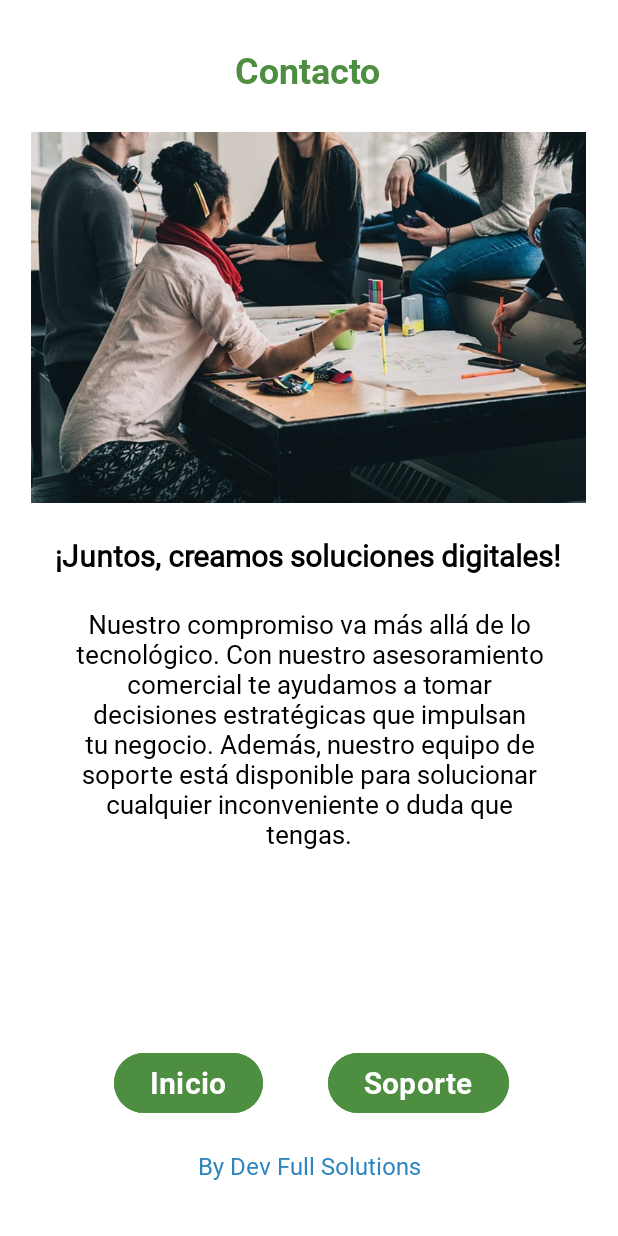
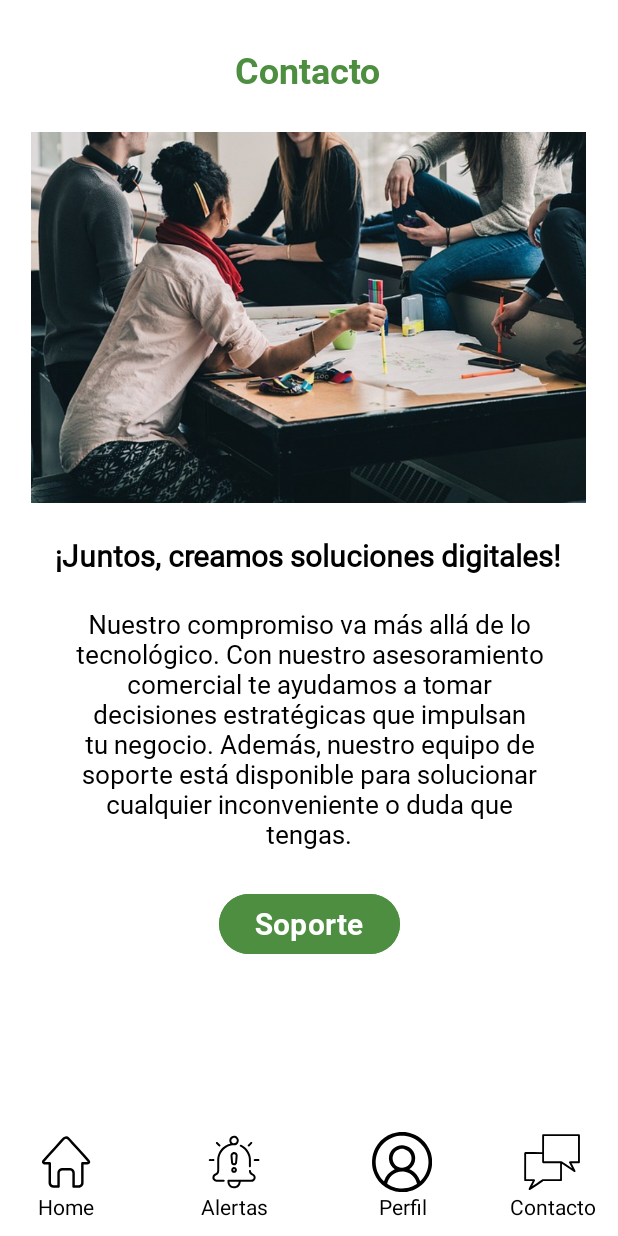
Before and after one commit to Dev-Full-Solutions/AnalizArApp, an Android app: the ContactoActivity screen opened directly, with no data from a screen before it, on a phone screen of 412 x 824 dp. Run offline under Robolectric (Android 15) with nearby library versions, the phone set to English and light mode, and no system bars; Roboto replaces fonts that are not available here.

Commit message:
Corrijo visualmente activity contacto y agrego menu para navegabilidad

```diff
--- a/app/src/main/java/com/dpozzo68/analizarapp/ContactoActivity.java
+++ b/app/src/main/java/com/dpozzo68/analizarapp/ContactoActivity.java
@@ -6,6 +6,7 @@ import android.content.Intent;
 import android.os.Bundle;
 import android.view.View;
 import android.widget.Button;
+import android.widget.ImageView;
 
 public class ContactoActivity extends AppCompatActivity {
     Button btnInicio;
@@ -16,14 +17,41 @@ public class ContactoActivity extends AppCompatActivity {
         super.onCreate(savedInstanceState);
         setContentView(R.layout.activity_contacto);
 
-        btnInicio = findViewById(R.id.button4);
-        btnInicio.setOnClickListener(new View.OnClickListener() {
-            @Override
-            public void onClick(View view) {
-                Intent intent = new Intent(ContactoActivity.this, MisConsumos.class);
-                startActivity(intent);
-            }
-        });
+//        btnInicio = findViewById(R.id.button4);
+//        btnInicio.setOnClickListener(new View.OnClickListener() {
+//            @Override
+//            public void onClick(View view) {
+//                Intent intent = new Intent(ContactoActivity.this, MisConsumos.class);
+//                startActivity(intent);
+//            }
+//        });
     }
     // Código para volver a la activity Main.
+    public void irConsumos(View view) {
+        ImageView imagen = findViewById(R.id.imagen_home);
+        imagen.setClickable(true);
+        Intent intent = new Intent(this, MisConsumos.class);
+        startActivity(intent);
+    }
+
+    public void irAlarmas(View view) {
+        ImageView imagen = findViewById(R.id.imagen_alerta);
+        imagen.setClickable(true);
+        Intent intent = new Intent(this, MisAlarmas1.class);
+        startActivity(intent);
+    }
+
+    public void irPerfil(View view) {
+        ImageView imagen = findViewById(R.id.imagen_perfil);
+        imagen.setClickable(true);
+        Intent intent = new Intent(this, Mi_Cuenta.class);
+        startActivity(intent);
+    }
+
+    public void irContacto(View view) {
+        ImageView imagen = findViewById(R.id.imagen_contacto);
+        imagen.setClickable(true);
+        Intent intent = new Intent(this, ContactoActivity.class);
+        startActivity(intent);
+    }
 }
--- a/app/src/main/res/layout/activity_contacto.xml
+++ b/app/src/main/res/layout/activity_contacto.xml
@@ -53,44 +53,15 @@
         android:id="@+id/button2"
         android:layout_width="wrap_content"
         android:layout_height="wrap_content"
-        android:layout_marginBottom="20dp"
+        android:layout_marginTop="24dp"
+        android:backgroundTint="@color/verde_oscuro"
+        android:fontFamily="@font/robotobold"
         android:text="@string/btn_soporte"
-        android:fontFamily="@font/robotobold"
+        android:textColor="@color/white"
         android:textSize="20dp"
-        android:textColor="@color/white"
-        android:backgroundTint="@color/verde_oscuro"
-        app:layout_constraintBottom_toTopOf="@+id/textView3"
         app:layout_constraintEnd_toEndOf="parent"
-        app:layout_constraintHorizontal_bias="0.75"
-        app:layout_constraintStart_toStartOf="parent" />
-
-    <TextView
-        android:id="@+id/textView3"
-        android:layout_width="wrap_content"
-        android:layout_height="wrap_content"
-        android:layout_marginBottom="36dp"
-        android:text="@string/copyright_contacto"
-        android:textSize="16dp"
-        android:fontFamily="@font/robotoregular"
-        android:textColor="#2E86C1"
-        app:layout_constraintBottom_toBottomOf="parent"
-        app:layout_constraintEnd_toEndOf="parent"
-        app:layout_constraintStart_toStartOf="parent" />
-
-    <Button
-        android:id="@+id/button4"
-        android:layout_width="wrap_content"
-        android:layout_height="wrap_content"
-        android:layout_marginBottom="20dp"
-        android:text="@string/btn_volver_inicio"
-        android:fontFamily="@font/robotobold"
-        android:textSize="20dp"
-        android:textColor="@color/white"
-        android:backgroundTint="@color/verde_oscuro"
-        app:layout_constraintBottom_toTopOf="@+id/textView3"
-        app:layout_constraintEnd_toEndOf="parent"
-        app:layout_constraintHorizontal_bias="0.244"
-        app:layout_constraintStart_toStartOf="parent" />
+        app:layout_constraintStart_toStartOf="parent"
+        app:layout_constraintTop_toBottomOf="@+id/textView2" />
 
     <TextView
         android:id="@+id/textView5"
@@ -105,5 +76,144 @@
         app:layout_constraintHorizontal_bias="0.498"
         app:layout_constraintStart_toStartOf="parent"
         app:layout_constraintTop_toTopOf="parent" />
+    <androidx.constraintlayout.widget.ConstraintLayout
+        android:id="@+id/bottom_navigation"
+        style="@style/MyBottomNavigation"
+        android:layout_width="0dp"
+        android:layout_height="80dp"
+        android:layout_gravity="bottom"
+        app:itemActiveIndicatorStyle="@color/verde_intermedio"
+        app:labelVisibilityMode="selected"
+        app:layout_constraintBottom_toBottomOf="parent"
+        app:layout_constraintEnd_toEndOf="parent"
+        app:layout_constraintHorizontal_bias="0.5"
+        app:layout_constraintStart_toStartOf="parent">
+        <!--        app:menu="@menu/bottom_nav_menu" -->
+
+        <LinearLayout
+            android:id="@+id/linearLayout"
+            android:layout_width="60dp"
+            android:layout_height="wrap_content"
+            android:layout_marginStart="24dp"
+            android:layout_marginTop="20dp"
+            android:layout_marginEnd="32dp"
+            android:layout_marginBottom="20dp"
+            android:onClick="irConsumos"
+            android:orientation="vertical"
+            app:layout_constraintBottom_toBottomOf="parent"
+            app:layout_constraintEnd_toStartOf="@+id/linearLayout2"
+            app:layout_constraintStart_toStartOf="parent"
+            app:layout_constraintTop_toTopOf="parent"
+            app:layout_constraintVertical_bias="0.5">
+
+            <ImageView
+                android:id="@+id/imagen_home"
+                android:layout_width="40dp"
+                android:layout_height="40dp"
+                android:layout_gravity="center_horizontal"
+                app:srcCompat="@drawable/home" />
+
+            <TextView
+                android:layout_width="match_parent"
+                android:layout_height="wrap_content"
+                android:gravity="center"
+                android:text="Home"
+                android:textColor="@color/black" />
+        </LinearLayout>
+
+        <LinearLayout
+            android:id="@+id/linearLayout2"
+            android:layout_width="60dp"
+            android:layout_height="wrap_content"
+            android:layout_marginStart="20dp"
+            android:layout_marginTop="20dp"
+            android:layout_marginEnd="20dp"
+            android:layout_marginBottom="20dp"
+            android:onClick="irAlarmas"
+            android:orientation="vertical"
+            app:layout_constraintBottom_toBottomOf="parent"
+            app:layout_constraintEnd_toStartOf="@+id/linearLayout3"
+            app:layout_constraintStart_toEndOf="@+id/linearLayout"
+            app:layout_constraintTop_toTopOf="parent"
+            app:layout_constraintVertical_bias="0.5">
+
+            <ImageView
+                android:id="@+id/imagen_alerta"
+                android:layout_width="40dp"
+                android:layout_height="40dp"
+                android:layout_gravity="center_horizontal"
+                app:srcCompat="@drawable/alerta" />
+
+            <TextView
+                android:layout_width="match_parent"
+                android:layout_height="wrap_content"
+                android:gravity="center"
+                android:text="Alertas"
+                android:textColor="@color/black" />
+        </LinearLayout>
+
+        <LinearLayout
+            android:id="@+id/linearLayout3"
+            android:layout_width="60dp"
+            android:layout_height="wrap_content"
+            android:layout_marginStart="32dp"
+            android:layout_marginTop="20dp"
+            android:layout_marginEnd="20dp"
+            android:layout_marginBottom="20dp"
+            android:onClick="irPerfil"
+            android:orientation="vertical"
+            app:layout_constraintBottom_toBottomOf="parent"
+            app:layout_constraintEnd_toStartOf="@+id/linearLayout4"
+            app:layout_constraintStart_toEndOf="@+id/linearLayout2"
+            app:layout_constraintTop_toTopOf="parent"
+            app:layout_constraintVertical_bias="0.5">
+
+            <ImageView
+                android:id="@+id/imagen_perfil"
+                android:layout_width="40dp"
+                android:layout_height="40dp"
+                android:layout_gravity="center_horizontal"
+                app:srcCompat="@drawable/perfil" />
+
+            <TextView
+                android:layout_width="match_parent"
+                android:layout_height="wrap_content"
+                android:gravity="center"
+                android:text="Perfil"
+                android:textColor="@color/black" />
+        </LinearLayout>
+
+        <LinearLayout
+            android:id="@+id/linearLayout4"
+            android:layout_width="60dp"
+            android:layout_height="wrap_content"
+            android:layout_marginStart="20dp"
+            android:layout_marginTop="20dp"
+            android:layout_marginEnd="24dp"
+            android:layout_marginBottom="20dp"
+            android:onClick="irContacto"
+            android:orientation="vertical"
+            app:layout_constraintBottom_toBottomOf="parent"
+            app:layout_constraintEnd_toEndOf="parent"
+            app:layout_constraintStart_toEndOf="@+id/linearLayout3"
+            app:layout_constraintTop_toTopOf="parent"
+            app:layout_constraintVertical_bias="0.5">
+
+            <ImageView
+                android:id="@+id/imagen_contacto"
+                android:layout_width="40dp"
+                android:layout_height="40dp"
+                android:layout_gravity="center_horizontal"
+                app:srcCompat="@drawable/contacto" />
+
+            <TextView
+                android:layout_width="match_parent"
+                android:layout_height="wrap_content"
+                android:gravity="center"
+                android:text="Contacto"
+                android:textColor="@color/black" />
+        </LinearLayout>
+
+    </androidx.constraintlayout.widget.ConstraintLayout>
 
 </androidx.constraintlayout.widget.ConstraintLayout>
```
